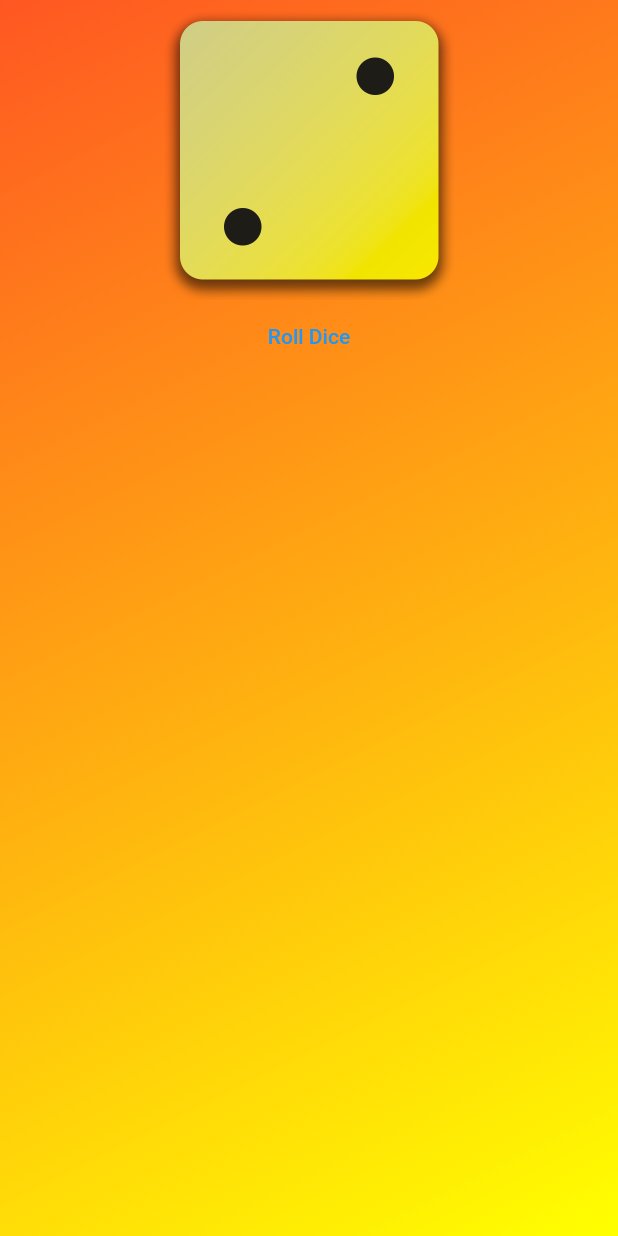
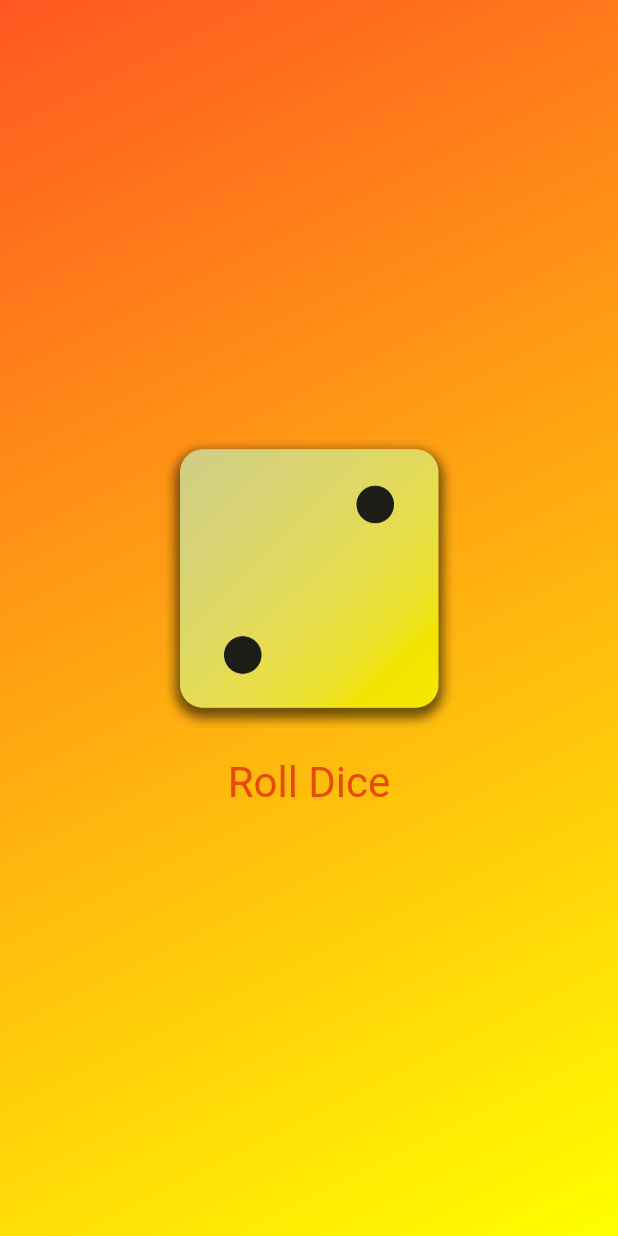
Before and after one commit to QueenChangge/first_app, a Flutter app: the screen it shows after launch, on a phone screen of 412 x 824 dp. Run offline on Flutter 3.47's test engine with Material 2 defaults, Android fonts, the phone set to English and light mode, and no system bars.

Commit message:
styling button & padding

```diff
--- a/lib/gradient_container.dart
+++ b/lib/gradient_container.dart
@@ -27,14 +27,18 @@ class GradientContainer extends StatelessWidget {
       ),
       // child: const Center(child: StyleTextContainer('Coba Dunk')),
       child: Center(
-        child: Column(children: [
+        child: Column(mainAxisSize: MainAxisSize.min, children: [
           Image.asset(
             'assets/images/dice-2.png',
             width: 200,
           ),
           TextButton(
             onPressed: rollDice,
-            child: const Text('Roll Dice'),
+            style: TextButton.styleFrom(
+                padding: const EdgeInsets.only(top: 20),
+                foregroundColor: const Color.fromARGB(233, 226, 64, 5),
+                textStyle: const TextStyle(fontSize: 28)),
+            child: const Text('Roll Dice'), //rekomen const text taruh di last
           )
         ]),
       ),
```
